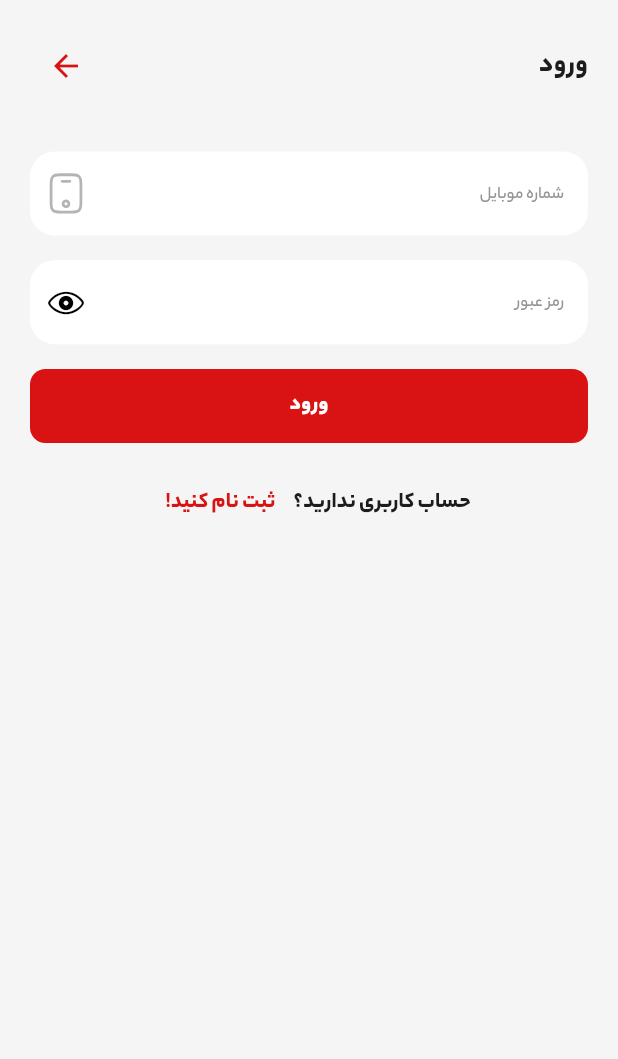
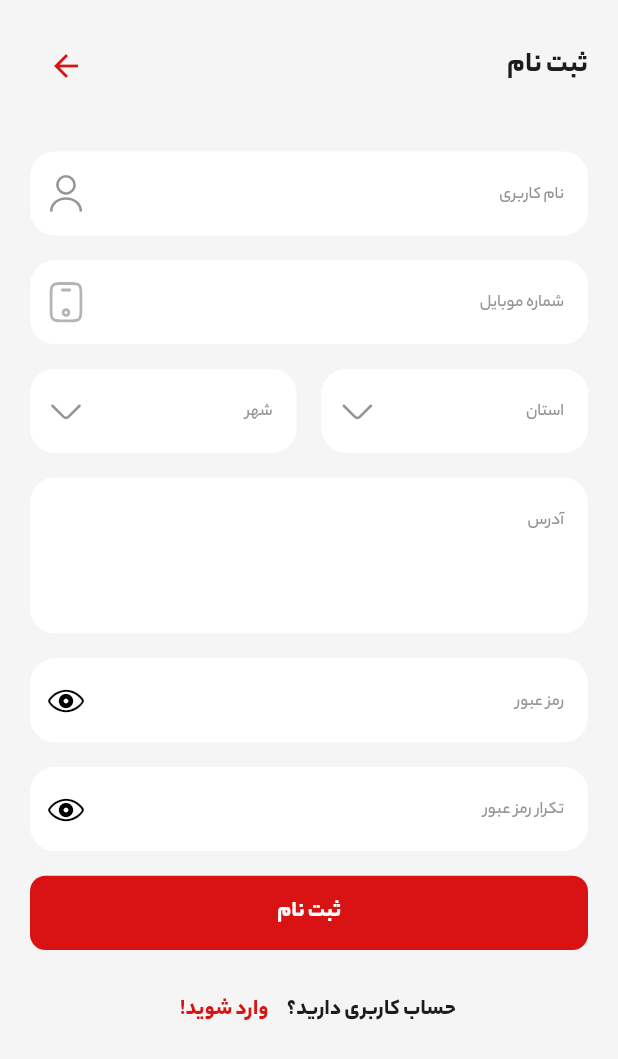
Before and after one commit to mohammad-dehghanifard/flutter_divar_clone_bloc, a Flutter app: the LoginView screen opened directly, after a tap on "ثبت نام کنید!", on a phone screen of 412 x 824 dp. Shown: the top 1059 px of the screen. Run offline on Flutter 3.47's test engine with Material 3 defaults, Android fonts, the phone set to English and light mode, and no system bars; our stand-ins replace bloc, cached_network_image, flutter_bloc, flutter_svg, loading_animation_widget, responsive_sizer and 1 more; accounts and stored records are empty.

Commit message:
completed RegisterView ui

```diff
--- a/lib/core/common/widgets/text_field_widget.dart
+++ b/lib/core/common/widgets/text_field_widget.dart
@@ -43,7 +43,7 @@ class _TextFieldWidgetState extends State<TextFieldWidget> {
         hintStyle: TextStyle(fontSize: 14.sp,color: UiColors.greyTextColor,fontWeight: FontWeight.w500),
         suffixIcon: Padding(
           padding: EdgeInsets.all(2.5.w),
-          child: widget.keyboardType != TextInputType.visiblePassword? SvgPicture.asset(widget.iconPath!) :
+          child: widget.keyboardType != TextInputType.visiblePassword? widget.iconPath == null ? null:SvgPicture.asset(widget.iconPath!) :
           GestureDetector(
             onTap: () {
               setState(() {
--- a/lib/features/auth/presentation/views/auth_view.dart
+++ b/lib/features/auth/presentation/views/auth_view.dart
@@ -3,6 +3,7 @@ import 'package:flutter_divar_clone_bloc/core/common/constants/distances.dart';
 import 'package:flutter_divar_clone_bloc/core/common/constants/ui_colors.dart';
 import 'package:flutter_divar_clone_bloc/core/common/widgets/custom_button_widget.dart';
 import 'package:flutter_divar_clone_bloc/features/auth/presentation/views/login/login_page.dart';
+import 'package:flutter_divar_clone_bloc/features/auth/presentation/views/register/register_page.dart';
 import 'package:responsive_sizer/responsive_sizer.dart';
 
 class AuthView extends StatelessWidget {
@@ -20,7 +21,9 @@ class AuthView extends StatelessWidget {
       Navigator.pushNamed(context, LoginPage.routeName);
     }, text: 'ورود',);
     // register btn
-    final Widget registerButton = CustomButtonWidget(mode: ButtonMode.border, onTap: () {  }, text: 'ساخت حساب کاربری',);
+    final Widget registerButton = CustomButtonWidget(mode: ButtonMode.border, onTap: () {
+      Navigator.pushNamed(context, RegisterPage.routeName);
+    }, text: 'ساخت حساب کاربری',);
     return Scaffold(
       body: SafeArea(
           child: Padding(
--- a/lib/features/auth/presentation/views/login/login_view.dart
+++ b/lib/features/auth/presentation/views/login/login_view.dart
@@ -3,6 +3,7 @@ import 'package:flutter_divar_clone_bloc/core/common/constants/distances.dart';
 import 'package:flutter_divar_clone_bloc/core/common/constants/ui_colors.dart';
 import 'package:flutter_divar_clone_bloc/core/common/widgets/custom_button_widget.dart';
 import 'package:flutter_divar_clone_bloc/core/common/widgets/text_field_widget.dart';
+import 'package:flutter_divar_clone_bloc/features/auth/presentation/views/register/register_page.dart';
 import 'package:flutter_divar_clone_bloc/features/auth/presentation/widgets/auth_app_bar_widget.dart';
 import 'package:flutter_divar_clone_bloc/gen/assets.gen.dart';
 import 'package:responsive_sizer/responsive_sizer.dart';
@@ -26,7 +27,9 @@ class LoginView extends StatelessWidget {
       mainAxisAlignment: MainAxisAlignment.center,
       children: [
         Text("حساب کاربری ندارید؟",style: TextStyle(fontSize: 16.sp,color: UiColors.blackTextColor,fontWeight: FontWeight.w900),),
-        TextButton(onPressed: () {}, child: Text("ثبت نام کنید!",style: TextStyle(fontSize: 16.sp,color: UiColors.primaryColor,fontWeight: FontWeight.w900)))
+        TextButton(onPressed: () {
+          Navigator.pushReplacementNamed(context, RegisterPage.routeName);
+        }, child: Text("ثبت نام کنید!",style: TextStyle(fontSize: 16.sp,color: UiColors.primaryColor,fontWeight: FontWeight.w900)))
       ],
     );
 
--- a/lib/features/auth/presentation/views/register/register_view.dart
+++ b/lib/features/auth/presentation/views/register/register_view.dart
@@ -1,19 +1,77 @@
 import 'package:flutter/material.dart';
 import 'package:flutter_divar_clone_bloc/core/common/constants/distances.dart';
+import 'package:flutter_divar_clone_bloc/core/common/constants/ui_colors.dart';
+import 'package:flutter_divar_clone_bloc/core/common/widgets/custom_button_widget.dart';
+import 'package:flutter_divar_clone_bloc/core/common/widgets/text_field_widget.dart';
+import 'package:flutter_divar_clone_bloc/features/auth/presentation/views/login/login_page.dart';
+import 'package:flutter_divar_clone_bloc/features/auth/presentation/widgets/auth_app_bar_widget.dart';
+import 'package:flutter_divar_clone_bloc/gen/assets.gen.dart';
+import 'package:responsive_sizer/responsive_sizer.dart';
 
 class RegisterView extends StatelessWidget {
   const RegisterView({super.key});
 
   @override
   Widget build(BuildContext context) {
+    // app bar
+    const Widget appBar = AuthAppBarWidget(title: "ثبت نام");
+    // input username widget
+    final Widget usernameTextField = TextFieldWidget(hintText: "نام کاربری",iconPath: Assets.svgs.user);
+    // input phone number widget
+    final Widget mobileNumberTextField = TextFieldWidget(hintText: "شماره موبایل",iconPath: Assets.svgs.mobile);
+    // select city and province cards
+    final Widget selectProvinceAndCityCards = Row(
+      children: [
+        Expanded(child: TextFieldWidget(hintText: "استان",readOnly: true,iconPath: Assets.svgs.arrowDown)),
+        SizedBox(width: 4.w),
+        Expanded(child: TextFieldWidget(hintText: "شهر",readOnly: true,iconPath: Assets.svgs.arrowDown)),
+      ],
+    );
+    // input address widget
+    const Widget addressTextField = TextFieldWidget(hintText: "آدرس",maxLines: 3);
+    // input password widget
+    const Widget passWordTextField = TextFieldWidget(hintText: "رمز عبور",keyboardType: TextInputType.visiblePassword);
+    // input repeat pass widget
+    const Widget repeatPassWordTextField = TextFieldWidget(hintText: "تکرار رمز عبور",keyboardType: TextInputType.visiblePassword);
+    // register btn
+    final Widget registerBtn = CustomButtonWidget(onTap: () {}, text: "ثبت نام");
+    // login account message
+    final Widget loginAccount = Row(
+      mainAxisAlignment: MainAxisAlignment.center,
+      children: [
+        Text("حساب کاربری دارید؟",style: TextStyle(fontSize: 16.sp,color: UiColors.blackTextColor,fontWeight: FontWeight.w900),),
+        TextButton(onPressed: () {
+          Navigator.pushReplacementNamed(context, LoginPage.routeName);
+        }, child: Text("وارد شوید!",style: TextStyle(fontSize: 16.sp,color: UiColors.primaryColor,fontWeight: FontWeight.w900)))
+      ],
+    );
+
     return Scaffold(
       body: SafeArea(
           child: Padding(
             padding: const EdgeInsets.all(Distances.bodyMargin),
-            child: Column(
-              children: [
-
-              ],
+            child: SingleChildScrollView(
+              child: Column(
+                children: [
+                    appBar,
+                  SizedBox(height: 8.w),
+                  usernameTextField,
+                  SizedBox(height: 4.w),
+                  mobileNumberTextField,
+                  SizedBox(height: 4.w),
+                  selectProvinceAndCityCards,
+                  SizedBox(height: 4.w),
+                  addressTextField,
+                  SizedBox(height: 4.w),
+                  passWordTextField,
+                  SizedBox(height: 4.w),
+                  repeatPassWordTextField,
+                  SizedBox(height: 4.w),
+                  registerBtn,
+                  SizedBox(height: 4.w),
+                  loginAccount
+                ],
+              ),
             ),
           )
       ),
--- a/lib/gen/assets.gen.dart
+++ b/lib/gen/assets.gen.dart
@@ -9,6 +9,9 @@
 
 class $AssetsSvgsGen {
   const $AssetsSvgsGen();
+
+  /// File path: assets/svgs/arrow_down.svg
+  String get arrowDown => 'assets/svgs/arrow_down.svg';
 
   /// File path: assets/svgs/category.svg
   String get category => 'assets/svgs/category.svg';
@@ -42,6 +45,7 @@ class $AssetsSvgsGen {
 
   /// List of all assets
   List<String> get values => [
+        arrowDown,
         category,
         location,
         logout,
```
Also changed, not shown: assets/svgs/arrow_down.svg (added).
